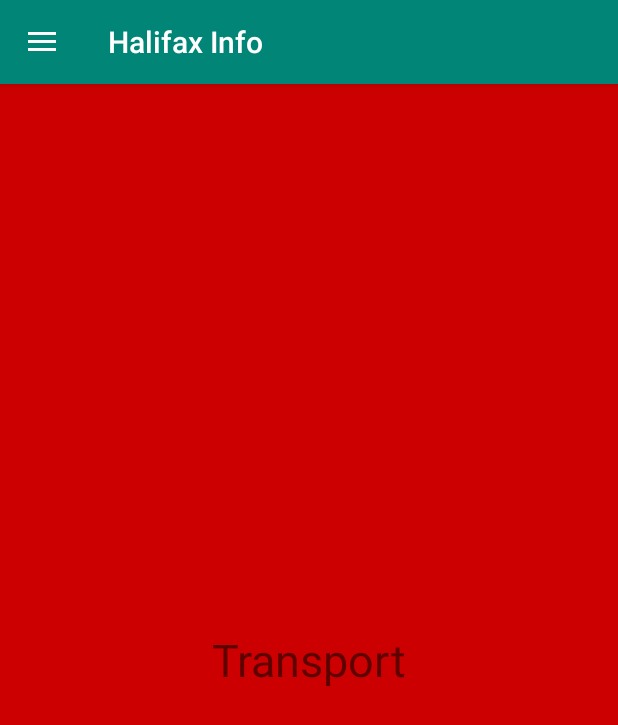
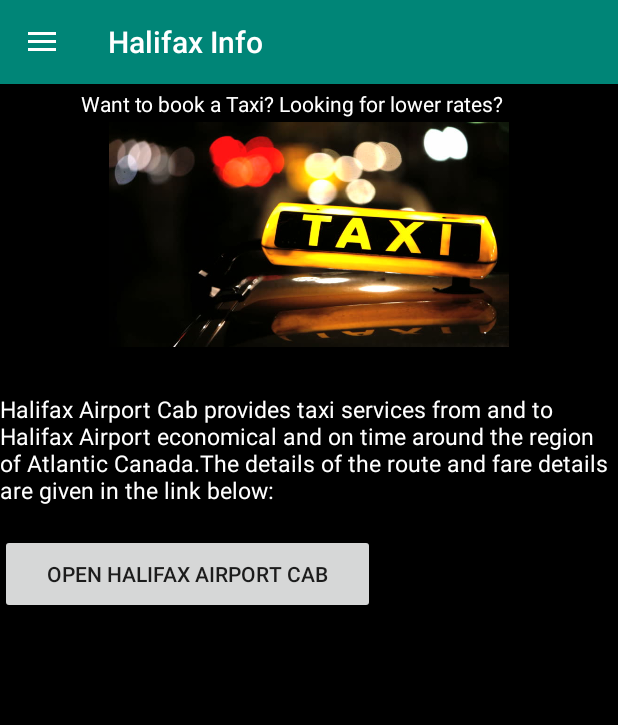
Before and after one commit to VishaaliKadamburSrikanth/AssistMe, an Android app: the fragment TransportFragment placed in its activity, on a phone screen of 412 x 824 dp. Shown: the top 725 px of the screen. Run offline under Robolectric (Android 15) with nearby library versions, the phone set to English and light mode, and no system bars; 1 statement that could not run was skipped.

Commit message:
TransportFragment

```diff
--- a/app/src/main/java/com/example/menu/TransportFragment.java
+++ b/app/src/main/java/com/example/menu/TransportFragment.java
@@ -1,19 +1,37 @@
 package com.example.menu;
 
+import android.content.Intent;
+import android.net.Uri;
 import android.os.Bundle;
 import android.support.annotation.Nullable;
 import android.support.v4.app.Fragment;
 import android.view.LayoutInflater;
+import android.view.ViewGroup;
 import android.view.View;
-import android.view.ViewGroup;
+import android.widget.Button;
 
 public class TransportFragment extends Fragment {
 
     @Nullable
     @Override
-    public View onCreateView(LayoutInflater inflater, @Nullable ViewGroup container, @Nullable Bundle savedInstance)
-
-    {
+    public View onCreateView(LayoutInflater inflater, @Nullable ViewGroup container, @Nullable Bundle savedInstance) {
         return inflater.inflate(R.layout.fragment_transport, container, false);
     }
+
+    @Override
+    public void onActivityCreated(@Nullable Bundle savedInstanceState) {
+        super.onActivityCreated(savedInstanceState);
+
+        Button btn_off4 = (Button) getActivity().findViewById(R.id.Button2);
+        btn_off4.setOnClickListener(new View.OnClickListener() {
+            @Override
+            public void onClick(View v) {
+                Intent i = new Intent(Intent.ACTION_VIEW);
+                i.setData(Uri.parse("https://halifaxairporttcab.com/?gclid=CjwKCAjwm-fkBRBBEiwA966fZBPwkNY_ApifL-mmR6VoMuL0-HJj9OCbKtn1SKD9DzESDmhDpFmZVRoClLEQAvD_BwE\n"));
+                getActivity().startActivity(i);
+
+            }
+        });
+
+    }
 }
--- a/app/src/main/res/layout/fragment_transport.xml
+++ b/app/src/main/res/layout/fragment_transport.xml
@@ -1,13 +1,58 @@
 <?xml version="1.0" encoding="utf-8"?>
 <RelativeLayout xmlns:android="http://schemas.android.com/apk/res/android"
+    xmlns:app="http://schemas.android.com/apk/res-auto"
+    xmlns:tools="http://schemas.android.com/tools"
     android:layout_width="match_parent"
     android:layout_height="match_parent"
-    android:background="@android:color/holo_red_dark">
+    android:background="@color/colorBlack">
+
     <TextView
-        android:layout_width="wrap_content"
-        android:layout_height="wrap_content"
-        android:text="Transport"
-        android:textSize="30sp"
-        android:layout_centerInParent="true"
-        />
+        android:id="@+id/textView6"
+        android:layout_width="300dp"
+        android:layout_height="75dp"
+        android:layout_alignParentStart="true"
+        android:layout_marginStart="54dp"
+        android:layout_marginTop="3dp"
+        android:textColor="#ffffff"
+        android:textColorHint="#ffffff"
+        android:text="Want to book a Taxi? Looking for lower rates?"/>
+
+    <ImageView
+        android:layout_width="match_parent"
+        android:layout_height="150dp"
+        app:srcCompat="@drawable/taxi"
+        android:layout_marginTop="25dp"
+        android:contentDescription="TODO" />
+
+    <LinearLayout
+        android:layout_width="match_parent"
+        android:layout_height="120dp"
+        android:layout_marginTop="206dp"
+        android:orientation="horizontal">
+
+        <TextView
+            android:id="@+id/textView7"
+            android:layout_width="match_parent"
+            android:layout_height="100dp"
+            android:text="Halifax Airport Cab provides taxi services from and to Halifax Airport economical and on time around the region of Atlantic Canada.The details of the route and fare details are given in the link below:"
+            android:textColor="#ffffff"
+            android:textSize="15sp" />
+
+
+    </LinearLayout>
+
+
+
+    <Button
+        android:id="@+id/Button2"
+        android:layout_width="250dp"
+        android:layout_height="53dp"
+        android:onClick="open"
+        android:text="open halifax airport cab"
+        app:layout_constraintBottom_toBottomOf="parent"
+        app:layout_constraintHorizontal_bias="1.0"
+        app:layout_constraintLeft_toLeftOf="parent"
+        app:layout_constraintRight_toRightOf="parent"
+        tools:ignore="OnClick"
+        android:layout_marginTop="300dp"/>
 </RelativeLayout>
--- a/app/src/main/res/values/colors.xml
+++ b/app/src/main/res/values/colors.xml
@@ -3,4 +3,5 @@
     <color name="colorPrimary">#008577</color>
     <color name="colorPrimaryDark">#00574B</color>
     <color name="colorAccent">#D81B60</color>
+    <color name="colorBlack">#000000</color>
 </resources>
--- a/app/src/main/res/values/strings.xml
+++ b/app/src/main/res/values/strings.xml
@@ -7,7 +7,7 @@
     <string name="nav_header_desc">Navigation header</string>
     <string name="action_settings">Settings</string>
     <string name="open_kijiji">Open Kijiji</string>
-    <string name="open_airbnb">OPEN AIRBNB</string>
+    <string name="open_airbnb">OPEN Airbnb</string>
     <string name="accomodation_details">Accomodation Details</string>
     <string name="about">About:-
 
@@ -52,4 +52,5 @@ Q8) Where can I get the books required for my course ?
 -> Killiam library is the place to go. Its located near Henry Hicks building.
 
 </string>
+
 </resources>
```
Also changed, not shown: app/src/main/res/drawable/taxi.jpg (added).
